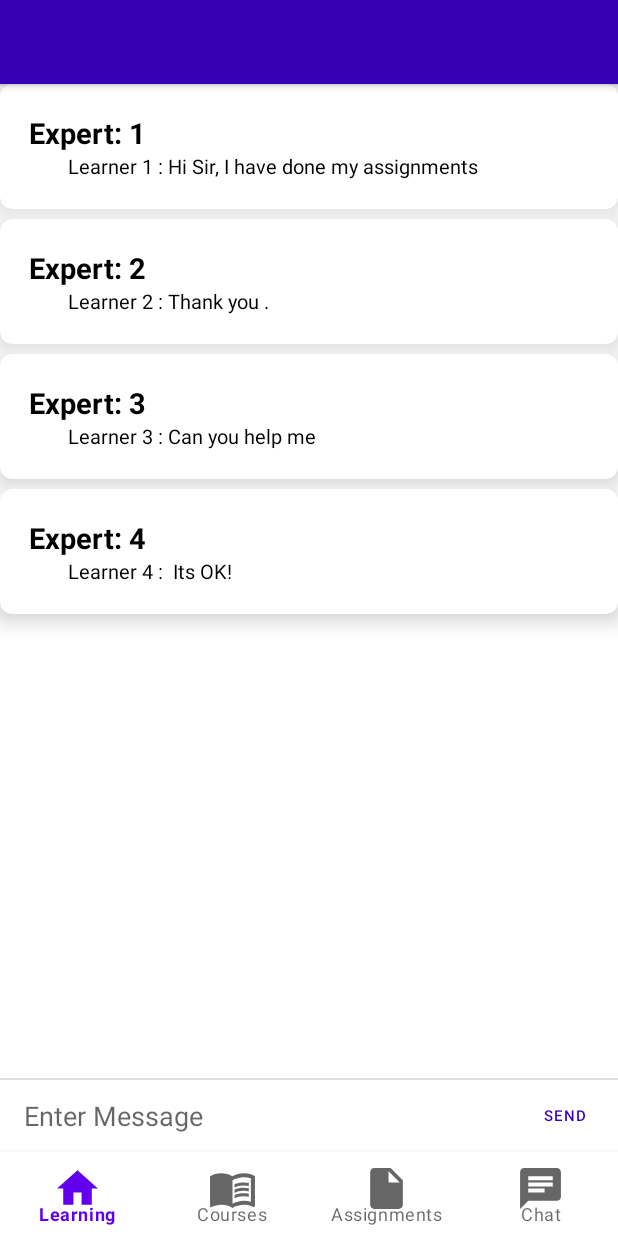
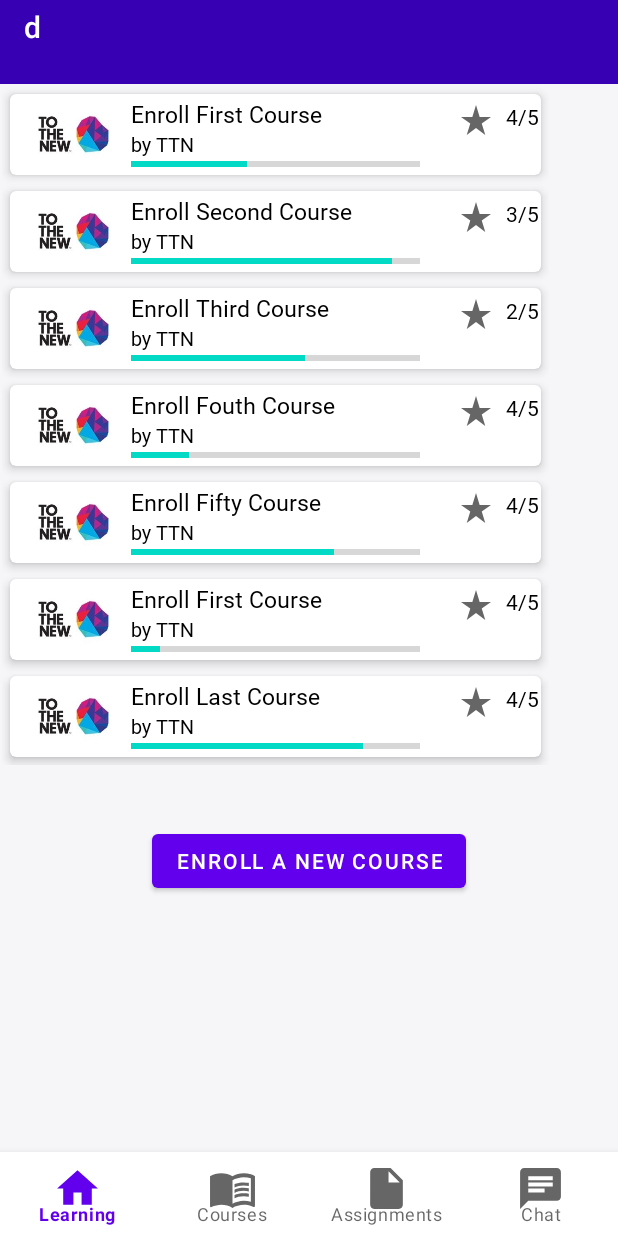
Before and after one commit to bheeshamsharma/TTNLearner, an Android app: the MainActivity screen opened directly, with no data from a screen before it, on a phone screen of 412 x 824 dp. Run offline under Robolectric (Android 15) with nearby library versions, the phone set to English and light mode, and no system bars; our stand-ins replace navigation-ui, sdp/ssp sizes.

Commit message:
LEarning DOne

```diff
--- /dev/null
+++ b/app/src/main/java/com/psgpw/geek_ttn/adapters/mylearingadapter.kt
@@ -0,0 +1,53 @@
+package com.psgpw.geek_ttn.adapters
+
+import android.content.Context
+import android.view.LayoutInflater
+import android.view.View
+import android.view.ViewGroup
+import android.widget.ProgressBar
+import android.widget.TextView
+import androidx.recyclerview.widget.RecyclerView
+import com.psgpw.geek_ttn.R
+import com.psgpw.geek_ttn.data.dummymodel.mylearning
+import com.psgpw.geek_ttn.fragments.LearningFragment
+import com.psgpw.pickapp.data.models.ChatUser
+
+class mylearingadapter(val context:Context,var listener:ClickListener,var list:List<mylearning>):
+    RecyclerView.Adapter<mylearingadapter.ViewHolder>() {
+
+    interface ClickListener {
+        fun onItemClick(data: mylearning?)
+    }
+    class ViewHolder(view: View) : RecyclerView.ViewHolder(view) {
+        var cousrename: TextView = view.findViewById(R.id.cousrename)
+        var rating: TextView = view.findViewById(R.id.rating)
+        var pro: ProgressBar = view.findViewById(R.id.progressBar)
+
+        init {
+
+            // Define click listener for the ViewHolder's View
+        }
+    }
+
+    override fun onCreateViewHolder(parent: ViewGroup, viewType: Int): ViewHolder {
+        val view = LayoutInflater.from(parent.context)
+            .inflate(R.layout.row_learning, parent, false)
+        return mylearingadapter.ViewHolder(view)
+    }
+
+    override fun onBindViewHolder(holder: ViewHolder, position: Int) {
+        val item = list[position]
+        holder.cousrename.text = item.name
+        holder.rating.text = item.rating
+        holder.pro.progress = item.progrees
+
+        holder.itemView.setOnClickListener {
+            listener.onItemClick(item)
+        }
+    }
+
+    override fun getItemCount(): Int {
+        return list.size
+    }
+
+}
--- a/app/src/main/java/com/psgpw/geek_ttn/data/dummymodel/mylearning.kt
+++ b/app/src/main/java/com/psgpw/geek_ttn/data/dummymodel/mylearning.kt
@@ -1,3 +1,3 @@
 package com.psgpw.geek_ttn.data.dummymodel
 
-data class mylearning(val name:String, val rating:String)
+data class mylearning(val name:String, val rating:String,val progrees: Int)
--- a/app/src/main/java/com/psgpw/geek_ttn/fragments/CoursesFragment.kt
+++ b/app/src/main/java/com/psgpw/geek_ttn/fragments/CoursesFragment.kt
@@ -25,9 +25,7 @@ class CoursesFragment : Fragment() {
 
     override fun onViewCreated(view: View, savedInstanceState: Bundle?) {
         super.onViewCreated(view, savedInstanceState)
-        binding.button4.setOnClickListener {
-            findNavController().navigate(R.id.action_navigation_courses_to_newCourseFragment)
-        }
+
         //setUpToolBar()
     }
 
--- a/app/src/main/java/com/psgpw/geek_ttn/fragments/LearningFragment.kt
+++ b/app/src/main/java/com/psgpw/geek_ttn/fragments/LearningFragment.kt
@@ -1,37 +1,21 @@
 package com.psgpw.geek_ttn.fragments
 
-import android.content.Intent
 import android.os.Bundle
-import android.util.Log
 import androidx.fragment.app.Fragment
 import android.view.LayoutInflater
 import android.view.View
 import android.view.ViewGroup
-import android.widget.Toast
-import androidx.fragment.app.viewModels
-import androidx.lifecycle.Observer
-import androidx.lifecycle.lifecycleScope
-import com.google.android.gms.auth.api.signin.GoogleSignIn
-import com.google.android.gms.auth.api.signin.GoogleSignInAccount
-import com.google.android.gms.auth.api.signin.GoogleSignInClient
-import com.google.android.gms.common.api.ApiException
-import com.google.android.gms.tasks.OnCompleteListener
-import com.google.android.gms.tasks.Task
-import com.psgpw.HireMe.data.ResponseData
-import com.psgpw.HireMe.data.ResultState
+import androidx.navigation.fragment.findNavController
+import androidx.recyclerview.widget.LinearLayoutManager
+import com.psgpw.geek_ttn.R
+import com.psgpw.geek_ttn.adapters.mylearingadapter
+import com.psgpw.geek_ttn.data.dummymodel.mylearning
 import com.psgpw.geek_ttn.databinding.FragmentLearningBinding
-import com.psgpw.geek_ttn.managers.GoogleLoginManager
-import com.psgpw.geek_ttn.viewmodels.LearningViewModel
-import com.psgpw.pickapp.data.DataStoreManager
-import com.psgpw.pickapp.data.models.SignInRequest
-import com.psgpw.pickapp.data.models.User
-import com.psgpw.pickapp.data.network.KEY_SOCIAL_LOGIN
-import kotlinx.coroutines.delay
-import kotlinx.coroutines.flow.collect
-import kotlinx.coroutines.launch
+import com.psgpw.geek_ttn.ui.MainActivity
 
-class LearningFragment : Fragment() {
+class LearningFragment : Fragment(),mylearingadapter.ClickListener {
     lateinit var binding: FragmentLearningBinding
+    private lateinit var adapter: mylearingadapter
 
 
     override fun onCreateView(
@@ -39,11 +23,39 @@ class LearningFragment : Fragment() {
         savedInstanceState: Bundle?
     ): View? {
         // Inflate the layout for this fragment
+
         binding = FragmentLearningBinding.inflate(inflater)
+        initview(binding)
         return binding.root
+    }
+
+    private fun initview(binding: FragmentLearningBinding) {
+         var adapterData: ArrayList<mylearning> = ArrayList()
+
+        adapterData.add(mylearning("Enroll First Course","4/5",40))
+        adapterData.add(mylearning("Enroll Second Course","3/5",90))
+        adapterData.add(mylearning("Enroll Third Course","2/5",60))
+        adapterData.add(mylearning("Enroll Fouth Course","4/5",20))
+        adapterData.add(mylearning("Enroll Fifty Course","4/5",70))
+        adapterData.add(mylearning("Enroll First Course","4/5",10))
+        adapterData.add(mylearning("Enroll Last Course","4/5",80))
+        adapter = mylearingadapter(requireContext(), this, adapterData)
+        binding.recyclerView.adapter = adapter
+        binding.recyclerView.layoutManager = LinearLayoutManager(context)
+        binding.enroll.setOnClickListener {
+            findNavController().navigate(R.id.action_navigation_learning_to_newCourseFragment)
+        }
+
     }
 
     override fun onViewCreated(view: View, savedInstanceState: Bundle?) {
         super.onViewCreated(view, savedInstanceState)
+        ((activity as MainActivity).setuptoolbar("Learning "))
+
+
+    }
+
+    override fun onItemClick(data: mylearning?) {
+        TODO("Not yet implemented")
     }
 }
--- a/app/src/main/java/com/psgpw/geek_ttn/fragments/MylearningFragment.kt
+++ b/app/src/main/java/com/psgpw/geek_ttn/fragments/MylearningFragment.kt
@@ -1,4 +1,5 @@
-package com.example.greekcompactapp.fragment
+package com.psgpw.geek_ttn.fragments
+
 
 import android.os.Bundle
 import androidx.fragment.app.Fragment
--- a/app/src/main/java/com/psgpw/geek_ttn/ui/MainActivity.kt
+++ b/app/src/main/java/com/psgpw/geek_ttn/ui/MainActivity.kt
@@ -3,20 +3,25 @@ package com.psgpw.geek_ttn.ui
 import android.os.Bundle
 import androidx.appcompat.app.ActionBar
 import androidx.appcompat.app.AppCompatActivity
+import androidx.appcompat.widget.Toolbar
 import androidx.navigation.NavController
 import androidx.navigation.Navigation
 import androidx.navigation.ui.NavigationUI
 import com.google.android.material.bottomnavigation.BottomNavigationView
 import com.psgpw.geek_ttn.R
-import java.util.*
 
 class MainActivity : AppCompatActivity() {
 
     private lateinit var navController: NavController
+     var toolbar: Toolbar? =null
 
     override fun onCreate(savedInstanceState: Bundle?) {
         super.onCreate(savedInstanceState)
         setContentView(R.layout.activity_main)
+        toolbar=findViewById(R.id.toolbar_gchannel)
+        setuptoolbar("d")
+
+        setSupportActionBar(findViewById(R.id.toolbar_gchannel))
 
         val navView = findViewById<BottomNavigationView>(R.id.nav_view)
         // Passing each menu ID as a set of Ids because each
@@ -25,13 +30,17 @@ class MainActivity : AppCompatActivity() {
         //NavigationUI.setupActionBarWithNavController(this, navController, appBarConfiguration);
         NavigationUI.setupWithNavController(navView, navController)
         val actionBar: ActionBar? = supportActionBar
-        if (actionBar != null) {
-            val cal: Calendar = Calendar.getInstance()
-            val dynamicTitle: String = cal.getTime().toString()
-            //Setting a dynamic title at runtime. Here, it displays the current time.
-            actionBar.setTitle(dynamicTitle)
+       // actionBar!!.setTitle(s)
+    }
+
+    public fun setuptoolbar(s: String) {
+
+        if (toolbar != null) {
+            toolbar!!.setTitle(s);
+            setSupportActionBar(toolbar);
         }
 
     }
 
+
 }
--- a/app/src/main/java/com/psgpw/geek_ttn/ui/SplashActivity.kt
+++ b/app/src/main/java/com/psgpw/geek_ttn/ui/SplashActivity.kt
@@ -32,7 +32,7 @@ class SplashActivity : AppCompatActivity() {
                         startActivity(
                             Intent(
                                 this@SplashActivity,
-                                LoginActivity::class.java
+                                MainActivity::class.java
                             )
                         )
                         finish()
--- a/app/src/main/res/drawable-v24/ic_baseline_star_rate_24.xml
+++ b/app/src/main/res/drawable-v24/ic_baseline_star_rate_24.xml
@@ -5,6 +5,6 @@
     android:viewportHeight="24"
     android:tint="?attr/colorControlNormal">
   <path
-      android:fillColor="@android:color/white"
+      android:fillColor="@color/black"
       android:pathData="M14.43,10l-2.43,-8l-2.43,8l-7.57,0l6.18,4.41l-2.35,7.59l6.17,-4.69l6.18,4.69l-2.35,-7.59l6.17,-4.41z"/>
 </vector>
--- a/app/src/main/res/layout/activity_login.xml
+++ b/app/src/main/res/layout/activity_login.xml
@@ -21,8 +21,8 @@
         android:layout_width="wrap_content"
         android:layout_height="wrap_content"
         android:layout_marginBottom="32dp"
+        android:text="Powered by TTN"
         android:fontFamily="@font/roboto_bold"
-        android:text="Powered by TTN"
         android:textColor="@color/black"
         android:textSize="16sp"
         app:layout_constraintBottom_toBottomOf="parent"
--- a/app/src/main/res/layout/activity_main.xml
+++ b/app/src/main/res/layout/activity_main.xml
@@ -5,36 +5,31 @@
     android:layout_width="match_parent"
     android:layout_height="match_parent"
     tools:context=".ui.MainActivity">
+
     <com.google.android.material.appbar.AppBarLayout
         android:id="@+id/layout_group_chat"
-        android:layout_width="match_parent"
+        android:layout_width="0dp"
         android:layout_height="wrap_content"
         android:fitsSystemWindows="true"
         android:orientation="vertical"
+        app:layout_constraintBottom_toTopOf="@+id/toolbar_gchannel"
+        app:layout_constraintEnd_toEndOf="parent"
+        app:layout_constraintStart_toStartOf="parent"
         app:layout_constraintTop_toTopOf="parent">
 
-        <androidx.appcompat.widget.Toolbar
-            android:id="@+id/toolbar_gchannel"
-            android:layout_width="match_parent"
-            android:layout_height="?attr/actionBarSize"
-            android:background="@color/colorPrimary"
-            android:theme="@style/Widget.AppCompat.Toolbar"
-            app:popupTheme="@style/Theme.AppCompat.Light">
 
-        </androidx.appcompat.widget.Toolbar>
     </com.google.android.material.appbar.AppBarLayout>
 
     <com.google.android.material.bottomnavigation.BottomNavigationView
         android:id="@+id/nav_view"
         android:layout_width="0dp"
         android:layout_height="wrap_content"
-        android:layout_marginStart="0dp"
-        android:layout_marginEnd="0dp"
         app:itemIconSize="@dimen/_25sdp"
         app:labelVisibilityMode="labeled"
         app:layout_constraintBottom_toBottomOf="parent"
-        app:layout_constraintLeft_toLeftOf="parent"
-        app:layout_constraintRight_toRightOf="parent"
+        app:layout_constraintEnd_toEndOf="parent"
+        app:layout_constraintStart_toStartOf="parent"
+        app:layout_constraintTop_toBottomOf="@+id/nav_host_fragment_activity_home"
         app:menu="@menu/bottom_nav_menu" />
 
     <fragment
@@ -43,11 +38,24 @@
         android:layout_width="0dp"
         android:layout_height="0dp"
         app:defaultNavHost="true"
-        app:layout_constraintBottom_toTopOf="@id/nav_view"
-        app:layout_constraintHorizontal_bias="0.0"
-        app:layout_constraintLeft_toLeftOf="parent"
-        app:layout_constraintRight_toRightOf="parent"
-        app:layout_constraintTop_toTopOf="parent"
-        app:layout_constraintVertical_bias="0.0"
+        app:layout_constraintBottom_toTopOf="@+id/nav_view"
+        app:layout_constraintEnd_toEndOf="parent"
+        app:layout_constraintStart_toStartOf="parent"
+        app:layout_constraintTop_toBottomOf="@+id/toolbar_gchannel"
         app:navGraph="@navigation/app_navigation" />
+
+    <androidx.appcompat.widget.Toolbar
+        android:id="@+id/toolbar_gchannel"
+        android:layout_width="0dp"
+        android:layout_height="wrap_content"
+        android:background="@color/colorPrimary"
+        android:theme="@style/Widget.AppCompat.Toolbar"
+        app:layout_constraintBottom_toTopOf="@+id/nav_host_fragment_activity_home"
+        app:layout_constraintEnd_toEndOf="parent"
+        app:layout_constraintStart_toStartOf="parent"
+        android:layout_gravity="center_horizontal"
+        app:layout_constraintTop_toBottomOf="@+id/layout_group_chat"
+        app:popupTheme="@style/Theme.AppCompat.Light">
+
+    </androidx.appcompat.widget.Toolbar>
 </androidx.constraintlayout.widget.ConstraintLayout>
--- a/app/src/main/res/layout/fragment_learning.xml
+++ b/app/src/main/res/layout/fragment_learning.xml
@@ -1,16 +1,31 @@
 <?xml version="1.0" encoding="utf-8"?>
-<RelativeLayout xmlns:android="http://schemas.android.com/apk/res/android"
+<androidx.constraintlayout.widget.ConstraintLayout xmlns:android="http://schemas.android.com/apk/res/android"
+    xmlns:app="http://schemas.android.com/apk/res-auto"
     xmlns:tools="http://schemas.android.com/tools"
     android:layout_width="match_parent"
     android:layout_height="match_parent"
-    android:orientation="vertical"
-    tools:context=".fragments.LearningFragment">
+    android:background="@color/screencolor">
 
-    <TextView
+    <androidx.recyclerview.widget.RecyclerView
+        android:id="@+id/recyclerView"
+        android:layout_width="wrap_content"
+        android:layout_height="0dp"
+        android:layout_marginStart="1dp"
+        app:layout_constrainedHeight="true"
+
+        android:layout_marginTop="1dp"
+        app:layoutManager="androidx.recyclerview.widget.LinearLayoutManager"
+        app:layout_constraintStart_toStartOf="parent"
+        app:layout_constraintTop_toTopOf="parent" />
+
+    <Button
+        android:id="@+id/enroll"
         android:layout_width="wrap_content"
         android:layout_height="wrap_content"
-        android:layout_centerInParent="true"
-        android:text="Learning Page"
-        android:textStyle="bold" />
-
-</RelativeLayout>
+        android:text="Enroll a new course"
+        app:layout_constraintBottom_toBottomOf="parent"
+        app:layout_constraintEnd_toEndOf="parent"
+        app:layout_constraintStart_toStartOf="parent"
+        app:layout_constraintTop_toBottomOf="@+id/recyclerView"
+        app:layout_constraintVertical_bias="0.19" />
+</androidx.constraintlayout.widget.ConstraintLayout>
--- a/app/src/main/res/layout/fragment_mylearning.xml
+++ b/app/src/main/res/layout/fragment_mylearning.xml
@@ -18,4 +18,6 @@
         app:layout_constraintStart_toStartOf="parent"
         app:layoutManager="androidx.recyclerview.widget.LinearLayoutManager"
         app:layout_constraintTop_toTopOf="parent" />
+
+
 </androidx.constraintlayout.widget.ConstraintLayout>
--- a/app/src/main/res/layout/row_learning.xml
+++ b/app/src/main/res/layout/row_learning.xml
@@ -1,79 +1,81 @@
 <?xml version="1.0" encoding="utf-8"?>
-<androidx.constraintlayout.widget.ConstraintLayout xmlns:android="http://schemas.android.com/apk/res/android"
-    xmlns:app="http://schemas.android.com/apk/res-auto"
+<androidx.cardview.widget.CardView xmlns:android="http://schemas.android.com/apk/res/android"
+    xmlns:cardView="http://schemas.android.com/apk/res-auto"
     xmlns:tools="http://schemas.android.com/tools"
-    android:id="@+id/frameLayout"
     android:layout_width="match_parent"
-    android:layout_height="80dp">
+    android:layout_height="wrap_content"
+    android:layout_margin="@dimen/_4sdp"
+    android:layout_marginBottom="@dimen/_5sdp"
+    cardView:cardCornerRadius="4dp"
+    cardView:cardElevation="4dp">
 
-    <androidx.cardview.widget.CardView
-        android:id="@+id/cardView"
-        android:layout_width="0dp"
-        android:layout_height="80dp"
-        android:layout_marginTop="21dp"
-        app:layout_constraintEnd_toStartOf="parent"
-        app:layout_constraintStart_toStartOf="parent"
-        app:layout_constraintTop_toBottomOf="parent" />
+    <LinearLayout
+        android:layout_width="match_parent"
+        android:layout_height="match_parent"
+        android:orientation="horizontal"
+        android:padding="@dimen/_1sdp">
 
         <ImageView
             android:id="@+id/imageView2"
-        android:layout_width="0dp"
+            android:layout_width="@dimen/_51sdp"
             android:layout_height="51dp"
             android:layout_marginStart="8dp"
-        android:layout_marginEnd="20dp"
-        app:layout_constraintBottom_toBottomOf="@+id/textView4"
-        app:layout_constraintEnd_toStartOf="@+id/textView6"
-        app:layout_constraintStart_toStartOf="parent"
-        app:layout_constraintTop_toBottomOf="@+id/textView4"
-        tools:src="@tools:sample/avatars" />
+            android:layout_marginEnd="4dp"
+           android:src="@drawable/logo" />
+
+        <LinearLayout
+            android:layout_width="@dimen/_150sdp"
+            android:layout_height="match_parent"
+            android:orientation="vertical"
+            android:padding="@dimen/_1sdp">
 
             <TextView
-        android:id="@+id/textView4"
-        android:layout_width="180dp"
+                android:id="@+id/cousrename"
+                android:layout_width="match_parent"
                 android:layout_height="wrap_content"
-        android:layout_marginStart="73dp"
-        android:layout_marginEnd="77dp"
-        android:layout_marginBottom="8dp"
-        android:text=" Enrolled Course Name"
-        android:textSize="16sp"
-        app:layout_constraintBottom_toTopOf="@+id/textView6"
-        app:layout_constraintEnd_toEndOf="@+id/textView7"
-        app:layout_constraintStart_toStartOf="parent"
-        app:layout_constraintTop_toTopOf="parent"
-        app:layout_constraintVertical_chainStyle="packed" />
+                android:text="Expert "
+                android:fontFamily="@font/roboto_regular"
+                android:textColor="@color/black"
+                android:textSize="@dimen/_12sdp" />
+
 
             <TextView
-        android:id="@+id/textView6"
-        android:layout_width="wrap_content"
+                android:id="@+id/tv_message"
+                android:layout_width="match_parent"
                 android:layout_height="wrap_content"
-        android:layout_marginEnd="160dp"
-        android:layout_marginBottom="14dp"
-        android:text="by  TTN"
-        android:textSize="12sp"
-        app:layout_constraintBottom_toBottomOf="parent"
-        app:layout_constraintEnd_toStartOf="@+id/imageView3"
-        app:layout_constraintStart_toEndOf="@+id/imageView2"
-        app:layout_constraintTop_toBottomOf="@+id/textView4" />
+                android:text="by TTN"
+                android:fontFamily="@font/roboto_regular"
+                android:textColor="@color/black"
+                android:textSize="@dimen/_10ssp" />
+            <ProgressBar
+                android:id="@+id/progressBar"
+                style="?android:attr/progressBarStyleHorizontal"
+                android:layout_width="match_parent"
+                android:layout_height="wrap_content"
+                tools:layout_editor_absoluteX="56dp"
+                android:indeterminateTint="@color/black"
+                android:indeterminateTintMode="src_atop"
+                tools:layout_editor_absoluteY="304dp" />
+        </LinearLayout>
 
         <ImageView
             android:id="@+id/imageView3"
             android:layout_width="wrap_content"
             android:layout_height="wrap_content"
-        android:layout_marginEnd="8dp"
-        android:src="@drawable/ic_baseline_star_rate_24"
-        app:layout_constraintBottom_toTopOf="@+id/textView7"
-        app:layout_constraintEnd_toStartOf="@+id/textView7"
-        app:layout_constraintStart_toEndOf="@+id/textView6"
-        app:layout_constraintTop_toTopOf="@+id/textView7" />
+            android:layout_marginStart="24dp"
+            android:layout_marginTop="4dp"
+            android:src="@drawable/ic_baseline_star_rate_24" />
 
         <TextView
-        android:id="@+id/textView7"
+            android:id="@+id/rating"
             android:layout_width="wrap_content"
             android:layout_height="wrap_content"
-        android:layout_marginEnd="81dp"
+            android:layout_marginStart="8dp"
+            android:fontFamily="@font/roboto_regular"
+            android:textColor="@color/black"
+            android:layout_marginTop="4dp"
             android:text="4.4/5.0"
-        app:layout_constraintBottom_toBottomOf="@+id/textView4"
-        app:layout_constraintEnd_toEndOf="parent"
-        app:layout_constraintStart_toEndOf="@+id/imageView3" />
+             />
 
-</androidx.constraintlayout.widget.ConstraintLayout>
+    </LinearLayout>
+</androidx.cardview.widget.CardView>
--- a/app/src/main/res/navigation/app_navigation.xml
+++ b/app/src/main/res/navigation/app_navigation.xml
@@ -8,22 +8,20 @@
 
     <fragment
         android:id="@+id/navigation_learning"
-        android:name="com.psgpw.geek_ttn.fragments.ChatFragment"
+        android:name="com.psgpw.geek_ttn.fragments.LearningFragment"
         android:label="@string/title_learning"
-        tools:layout="@layout/fragment_chat">
+        tools:layout="@layout/fragment_learning">
 
+        <action
+            android:id="@+id/action_navigation_learning_to_newCourseFragment"
+            app:destination="@id/newCourseFragment" />
     </fragment>
 
     <fragment
         android:id="@+id/navigation_courses"
         android:name="com.psgpw.geek_ttn.fragments.CoursesFragment"
         android:label="@string/title_courses"
-        tools:layout="@layout/fragment_courses">
-
-        <action
-            android:id="@+id/action_navigation_courses_to_newCourseFragment"
-            app:destination="@id/newCourseFragment" />
-    </fragment>
+        tools:layout="@layout/fragment_courses"/>
 
     <fragment
         android:id="@+id/navigation_assignments"
--- a/app/src/main/res/values/colors.xml
+++ b/app/src/main/res/values/colors.xml
@@ -9,5 +9,6 @@
     <color name="textcolor">#FF000000</color>
     <color name="white">#FFFFFFFF</color>
     <color name="colorPrimary">#FF3700B3</color>
+    <color name="screencolor">#F6F5F8</color>
 
 </resources>
```
Also changed, not shown: app/src/main/res/drawable-v24/ic_launcher_foreground.xml (+206 -0 lines), app/src/main/res/layout/fragment_new_course.xml (+27 -19 lines). Lines whose indentation alone changed are shown as unchanged.
